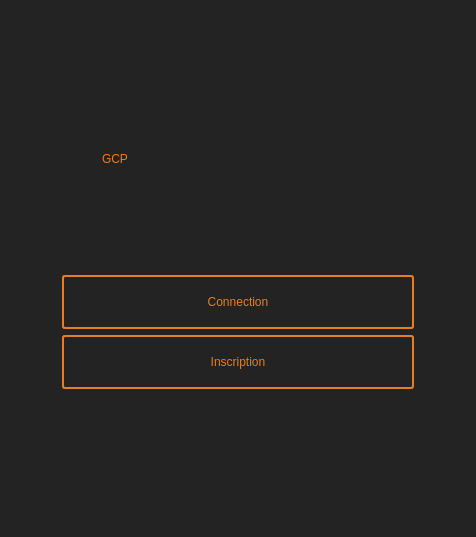
GMorelle-2412/GCP_C, file Qt_main/Qt_main.ui: the form before one commit.
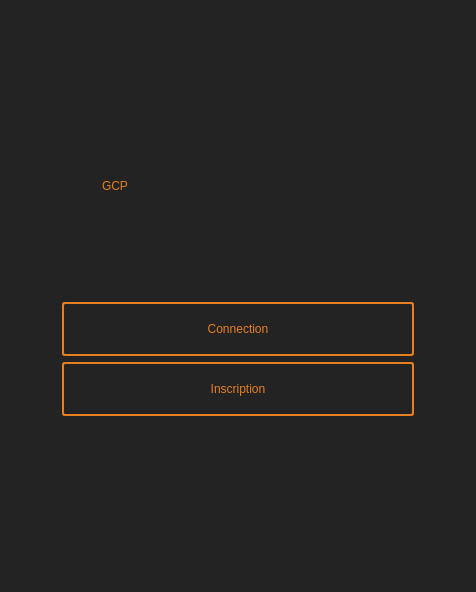
The form after the commit. The open tabs and pages were chosen to show the change.

The edit to the form file:
```diff
--- a/Qt_main/Qt_main.ui
+++ b/Qt_main/Qt_main.ui
@@ -7,7 +7,7 @@
     <x>0</x>
     <y>0</y>
     <width>476</width>
-    <height>537</height>
+    <height>592</height>
    </rect>
   </property>
   <property name="windowTitle">
@@ -36,6 +36,9 @@
          <layout class="QVBoxLayout" name="verticalLayout_2">
           <item>
            <spacer name="verticalSpacer">
+            <property name="orientation">
+             <enum>Qt::Orientation::Vertical</enum>
+            </property>
             <property name="sizeHint" stdset="0">
              <size>
               <width>20</width>
@@ -48,6 +51,9 @@
            <layout class="QHBoxLayout" name="horizontalLayout_2">
             <item>
              <spacer name="horizontalSpacer_2">
+              <property name="orientation">
+               <enum>Qt::Orientation::Vertical</enum>
+              </property>
               <property name="sizeType">
                <enum>QSizePolicy::Fixed</enum>
               </property>
@@ -65,6 +71,9 @@
                <layout class="QHBoxLayout" name="horizontalLayout">
                 <item>
                  <spacer name="horizontalSpacer_13">
+                  <property name="orientation">
+                   <enum>Qt::Orientation::Vertical</enum>
+                  </property>
                   <property name="sizeHint" stdset="0">
                    <size>
                     <width>40</width>
@@ -88,6 +97,9 @@
                 </item>
                 <item>
                  <spacer name="horizontalSpacer_14">
+                  <property name="orientation">
+                   <enum>Qt::Orientation::Vertical</enum>
+                  </property>
                   <property name="sizeHint" stdset="0">
                    <size>
                     <width>40</width>
@@ -100,6 +112,9 @@
               </item>
               <item>
                <spacer name="verticalSpacer_11">
+                <property name="orientation">
+                 <enum>Qt::Orientation::Vertical</enum>
+                </property>
                 <property name="sizeType">
                  <enum>QSizePolicy::Fixed</enum>
                 </property>
@@ -171,6 +186,9 @@
             </item>
             <item>
              <spacer name="horizontalSpacer">
+              <property name="orientation">
+               <enum>Qt::Orientation::Vertical</enum>
+              </property>
               <property name="sizeType">
                <enum>QSizePolicy::Fixed</enum>
               </property>
@@ -186,6 +204,9 @@
           </item>
           <item>
            <spacer name="verticalSpacer_2">
+            <property name="orientation">
+             <enum>Qt::Orientation::Vertical</enum>
+            </property>
             <property name="sizeHint" stdset="0">
              <size>
               <width>20</width>
```
Left out of the diff: 58 changed lines with no effect on the pictures.
